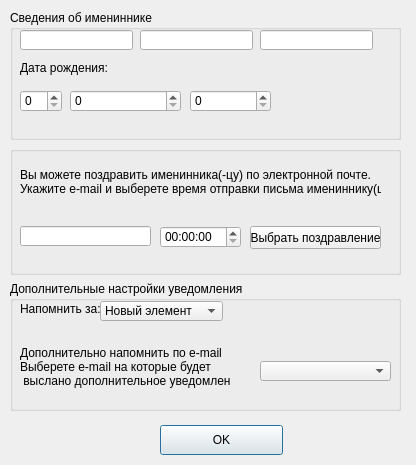
This is adddatadialog.ui in dkanafeev/course-work.Calendar. as Qt 5 draws it before an edit. The edited form follows.
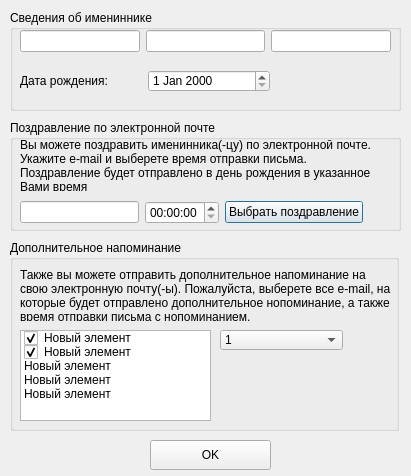
This is the edited form.

The edit to the form file:
```diff
--- a/adddatadialog.ui
+++ b/adddatadialog.ui
@@ -2,273 +2,344 @@
 <ui version="4.0">
  <class>AddDataDialog</class>
  <widget class="QDialog" name="AddDataDialog">
+  <property name="enabled">
+   <bool>true</bool>
+  </property>
   <property name="geometry">
    <rect>
     <x>0</x>
     <y>0</y>
-    <width>416</width>
-    <height>465</height>
+    <width>411</width>
+    <height>476</height>
    </rect>
   </property>
+  <property name="minimumSize">
+   <size>
+    <width>411</width>
+    <height>476</height>
+   </size>
+  </property>
+  <property name="maximumSize">
+   <size>
+    <width>411</width>
+    <height>476</height>
+   </size>
+  </property>
+  <property name="acceptDrops">
+   <bool>false</bool>
+  </property>
   <property name="windowTitle">
    <string>Dialog</string>
   </property>
-  <widget class="QWidget" name="gridLayoutWidget_3">
-   <property name="geometry">
-    <rect>
-     <x>160</x>
-     <y>410</y>
-     <width>123</width>
-     <height>61</height>
-    </rect>
-   </property>
-   <layout class="QGridLayout" name="okButtonLayout">
-    <item row="0" column="0">
-     <widget class="QPushButton" name="okSaveDataButton">
-      <property name="minimumSize">
-       <size>
-        <width>40</width>
-        <height>30</height>
-       </size>
-      </property>
-      <property name="text">
-       <string>OK</string>
-      </property>
-     </widget>
-    </item>
-   </layout>
-  </widget>
-  <widget class="QWidget" name="verticalLayoutWidget">
+  <property name="autoFillBackground">
+   <bool>false</bool>
+  </property>
+  <property name="sizeGripEnabled">
+   <bool>false</bool>
+  </property>
+  <property name="modal">
+   <bool>false</bool>
+  </property>
+  <widget class="QGroupBox" name="namesDataGroup">
    <property name="geometry">
     <rect>
      <x>10</x>
      <y>10</y>
      <width>391</width>
-     <height>401</height>
+     <height>101</height>
     </rect>
    </property>
-   <layout class="QVBoxLayout" name="addDatalLayout">
-    <item>
-     <widget class="QGroupBox" name="namesDataGroup">
-      <property name="maximumSize">
-       <size>
-        <width>16777215</width>
-        <height>16777215</height>
-       </size>
-      </property>
-      <property name="title">
-       <string>Сведения об имениннике</string>
-      </property>
+   <property name="maximumSize">
+    <size>
+     <width>16777215</width>
+     <height>16777215</height>
+    </size>
+   </property>
+   <property name="title">
+    <string>Сведения об имениннике</string>
+   </property>
+   <widget class="QWidget" name="layoutWidget">
+    <property name="geometry">
+     <rect>
+      <x>10</x>
+      <y>20</y>
+      <width>371</width>
+      <height>22</height>
+     </rect>
+    </property>
+    <layout class="QHBoxLayout" name="namesDataLayout">
+     <item>
       <widget class="QLineEdit" name="lastNameField">
-       <property name="geometry">
-        <rect>
-         <x>10</x>
-         <y>20</y>
-         <width>113</width>
-         <height>20</height>
-        </rect>
+       <property name="enabled">
+        <bool>true</bool>
        </property>
-      </widget>
-      <widget class="QLineEdit" name="firstNameField">
-       <property name="geometry">
-        <rect>
-         <x>130</x>
-         <y>20</y>
-         <width>113</width>
-         <height>20</height>
-        </rect>
+       <property name="text">
+        <string/>
        </property>
-      </widget>
-      <widget class="QLineEdit" name="patronimicNameField">
-       <property name="geometry">
-        <rect>
-         <x>250</x>
-         <y>20</y>
-         <width>113</width>
-         <height>20</height>
-        </rect>
+       <property name="frame">
+        <bool>true</bool>
        </property>
       </widget>
+     </item>
+     <item>
+      <widget class="QLineEdit" name="firstNameField"/>
+     </item>
+     <item>
+      <widget class="QLineEdit" name="patronimicNameField"/>
+     </item>
+    </layout>
+   </widget>
+   <widget class="QWidget" name="layoutWidget">
+    <property name="geometry">
+     <rect>
+      <x>10</x>
+      <y>60</y>
+      <width>250</width>
+      <height>22</height>
+     </rect>
+    </property>
+    <layout class="QHBoxLayout" name="dataLayout">
+     <item>
       <widget class="QLabel" name="txtDate">
-       <property name="geometry">
-        <rect>
-         <x>10</x>
-         <y>50</y>
-         <width>91</width>
-         <height>16</height>
-        </rect>
-       </property>
        <property name="text">
         <string>Дата рождения:</string>
        </property>
       </widget>
-      <widget class="QSpinBox" name="choiceListDate">
-       <property name="geometry">
-        <rect>
-         <x>10</x>
-         <y>80</y>
-         <width>42</width>
-         <height>22</height>
-        </rect>
-       </property>
-      </widget>
-      <widget class="QSpinBox" name="choiceListMonth">
-       <property name="geometry">
-        <rect>
-         <x>60</x>
-         <y>80</y>
-         <width>111</width>
-         <height>22</height>
-        </rect>
-       </property>
-      </widget>
-      <widget class="QSpinBox" name="choiceListYear">
-       <property name="geometry">
-        <rect>
-         <x>180</x>
-         <y>80</y>
-         <width>81</width>
-         <height>22</height>
-        </rect>
-       </property>
-      </widget>
-     </widget>
+     </item>
+     <item>
+      <widget class="QDateEdit" name="dateEdit"/>
+     </item>
+    </layout>
+   </widget>
+  </widget>
+  <widget class="QGroupBox" name="reminderDateEmailGroup">
+   <property name="geometry">
+    <rect>
+     <x>10</x>
+     <y>240</y>
+     <width>389</width>
+     <height>191</height>
+    </rect>
+   </property>
+   <property name="title">
+    <string>Дополнительное напоминание</string>
+   </property>
+   <widget class="QLabel" name="txtReminderEmail">
+    <property name="geometry">
+     <rect>
+      <x>10</x>
+      <y>30</y>
+      <width>371</width>
+      <height>51</height>
+     </rect>
+    </property>
+    <property name="text">
+     <string>Также вы можете отправить дополнительное напоминание на свою электронную почту(-ы). Пожалуйста, выберете все e-mail, на которые будет отправлено дополнительное нопоминание, а также время отправки письма с нопоминанием.</string>
+    </property>
+    <property name="wordWrap">
+     <bool>true</bool>
+    </property>
+   </widget>
+   <widget class="QListWidget" name="choiceEmailUser">
+    <property name="geometry">
+     <rect>
+      <x>10</x>
+      <y>90</y>
+      <width>191</width>
+      <height>91</height>
+     </rect>
+    </property>
+    <item>
+     <property name="text">
+      <string>Новый элемент</string>
+     </property>
+     <property name="checkState">
+      <enum>Checked</enum>
+     </property>
     </item>
     <item>
-     <widget class="QGroupBox" name="emailCongratulationGroup">
-      <property name="title">
-       <string/>
-      </property>
-      <widget class="QLineEdit" name="fieldEmailSender">
-       <property name="geometry">
-        <rect>
-         <x>10</x>
-         <y>80</y>
-         <width>131</width>
-         <height>20</height>
-        </rect>
-       </property>
-      </widget>
+     <property name="text">
+      <string>Новый элемент</string>
+     </property>
+     <property name="checkState">
+      <enum>Checked</enum>
+     </property>
+    </item>
+    <item>
+     <property name="text">
+      <string>Новый элемент</string>
+     </property>
+    </item>
+    <item>
+     <property name="text">
+      <string>Новый элемент</string>
+     </property>
+    </item>
+    <item>
+     <property name="text">
+      <string>Новый элемент</string>
+     </property>
+    </item>
+   </widget>
+   <widget class="QComboBox" name="choiceListReminder">
+    <property name="geometry">
+     <rect>
+      <x>210</x>
+      <y>90</y>
+      <width>123</width>
+      <height>20</height>
+     </rect>
+    </property>
+    <item>
+     <property name="text">
+      <string>1</string>
+     </property>
+    </item>
+    <item>
+     <property name="text">
+      <string>2</string>
+     </property>
+    </item>
+    <item>
+     <property name="text">
+      <string>3</string>
+     </property>
+    </item>
+    <item>
+     <property name="text">
+      <string>4</string>
+     </property>
+    </item>
+    <item>
+     <property name="text">
+      <string>5</string>
+     </property>
+    </item>
+    <item>
+     <property name="text">
+      <string>6</string>
+     </property>
+    </item>
+    <item>
+     <property name="text">
+      <string>7</string>
+     </property>
+    </item>
+    <item>
+     <property name="text">
+      <string>8</string>
+     </property>
+    </item>
+    <item>
+     <property name="text">
+      <string>9</string>
+     </property>
+    </item>
+    <item>
+     <property name="text">
+      <string>10</string>
+     </property>
+    </item>
+    <item>
+     <property name="text">
+      <string>Новый элемент</string>
+     </property>
+    </item>
+    <item>
+     <property name="text">
+      <string>Новый элемент</string>
+     </property>
+    </item>
+    <item>
+     <property name="text">
+      <string>Новый элемент</string>
+     </property>
+    </item>
+    <item>
+     <property name="text">
+      <string>Новый элемент</string>
+     </property>
+    </item>
+    <item>
+     <property name="text">
+      <string>Новый элемент</string>
+     </property>
+    </item>
+   </widget>
+  </widget>
+  <widget class="QGroupBox" name="congratulationGroup">
+   <property name="geometry">
+    <rect>
+     <x>10</x>
+     <y>120</y>
+     <width>391</width>
+     <height>111</height>
+    </rect>
+   </property>
+   <property name="title">
+    <string>Поздравление по электронной почте</string>
+   </property>
+   <widget class="QLabel" name="txtReminderSender">
+    <property name="geometry">
+     <rect>
+      <x>10</x>
+      <y>20</y>
+      <width>361</width>
+      <height>51</height>
+     </rect>
+    </property>
+    <property name="text">
+     <string>Вы можете поздравить именинника(-цу) по электронной почте. 
+Укажите e-mail и выберете время отправки письма. Поздравление будет отправлено в день рождения в указанное Вами время</string>
+    </property>
+    <property name="wordWrap">
+     <bool>true</bool>
+    </property>
+   </widget>
+   <widget class="QWidget" name="layoutWidget">
+    <property name="geometry">
+     <rect>
+      <x>10</x>
+      <y>80</y>
+      <width>343</width>
+      <height>25</height>
+     </rect>
+    </property>
+    <layout class="QHBoxLayout" name="congratulationLayout">
+     <item>
+      <widget class="QLineEdit" name="emailFieldSender"/>
+     </item>
+     <item>
+      <widget class="QTimeEdit" name="choiceListHoursReminder"/>
+     </item>
+     <item>
       <widget class="QPushButton" name="chooseButton">
-       <property name="geometry">
-        <rect>
-         <x>240</x>
-         <y>80</y>
-         <width>131</width>
-         <height>23</height>
-        </rect>
-       </property>
        <property name="text">
         <string>Выбрать поздравление</string>
        </property>
       </widget>
-      <widget class="QTimeEdit" name="choiceListHoursReminder">
-       <property name="geometry">
-        <rect>
-         <x>150</x>
-         <y>80</y>
-         <width>81</width>
-         <height>22</height>
-        </rect>
-       </property>
-      </widget>
-      <widget class="QLabel" name="txtReminderSender">
-       <property name="geometry">
-        <rect>
-         <x>10</x>
-         <y>10</y>
-         <width>361</width>
-         <height>51</height>
-        </rect>
-       </property>
-       <property name="text">
-        <string>Вы можете поздравить именинника(-цу) по электронной почте. 
-Укажите e-mail и выберете время отправки письма имениннику(це).</string>
-       </property>
-      </widget>
-     </widget>
-    </item>
-    <item>
-     <widget class="QGroupBox" name="reminderDateEmailGroup">
-      <property name="title">
-       <string>Дополнительные настройки уведомления</string>
-      </property>
-      <widget class="QComboBox" name="choiceListReminder">
-       <property name="geometry">
-        <rect>
-         <x>90</x>
-         <y>20</y>
-         <width>123</width>
-         <height>20</height>
-        </rect>
-       </property>
-       <item>
-        <property name="text">
-         <string>Новый элемент</string>
-        </property>
-       </item>
-       <item>
-        <property name="text">
-         <string>Новый элемент</string>
-        </property>
-       </item>
-       <item>
-        <property name="text">
-         <string>Новый элемент</string>
-        </property>
-       </item>
-       <item>
-        <property name="text">
-         <string>Новый элемент</string>
-        </property>
-       </item>
-       <item>
-        <property name="text">
-         <string>Новый элемент</string>
-        </property>
-       </item>
-      </widget>
-      <widget class="QComboBox" name="choiceListEmail">
-       <property name="geometry">
-        <rect>
-         <x>250</x>
-         <y>80</y>
-         <width>131</width>
-         <height>20</height>
-        </rect>
-       </property>
-      </widget>
-      <widget class="QLabel" name="txtReminderDate">
-       <property name="geometry">
-        <rect>
-         <x>10</x>
-         <y>20</y>
-         <width>91</width>
-         <height>16</height>
-        </rect>
-       </property>
-       <property name="text">
-        <string>Напомнить за:</string>
-       </property>
-      </widget>
-      <widget class="QLabel" name="txtReminderEmail">
-       <property name="geometry">
-        <rect>
-         <x>10</x>
-         <y>50</y>
-         <width>211</width>
-         <height>71</height>
-        </rect>
-       </property>
-       <property name="text">
-        <string>Дополнительно напомнить по e-mail
-Выберете e-mail на которые будет
- выслано дополнительное уведомление</string>
-       </property>
-      </widget>
-     </widget>
-    </item>
-   </layout>
+     </item>
+    </layout>
+   </widget>
+  </widget>
+  <widget class="QPushButton" name="okSaveDataButton">
+   <property name="geometry">
+    <rect>
+     <x>150</x>
+     <y>440</y>
+     <width>121</width>
+     <height>30</height>
+    </rect>
+   </property>
+   <property name="minimumSize">
+    <size>
+     <width>40</width>
+     <height>30</height>
+    </size>
+   </property>
+   <property name="text">
+    <string>OK</string>
+   </property>
   </widget>
  </widget>
  <resources/>
```
Left out of the diff: 2 changed lines with no effect on the pictures.
